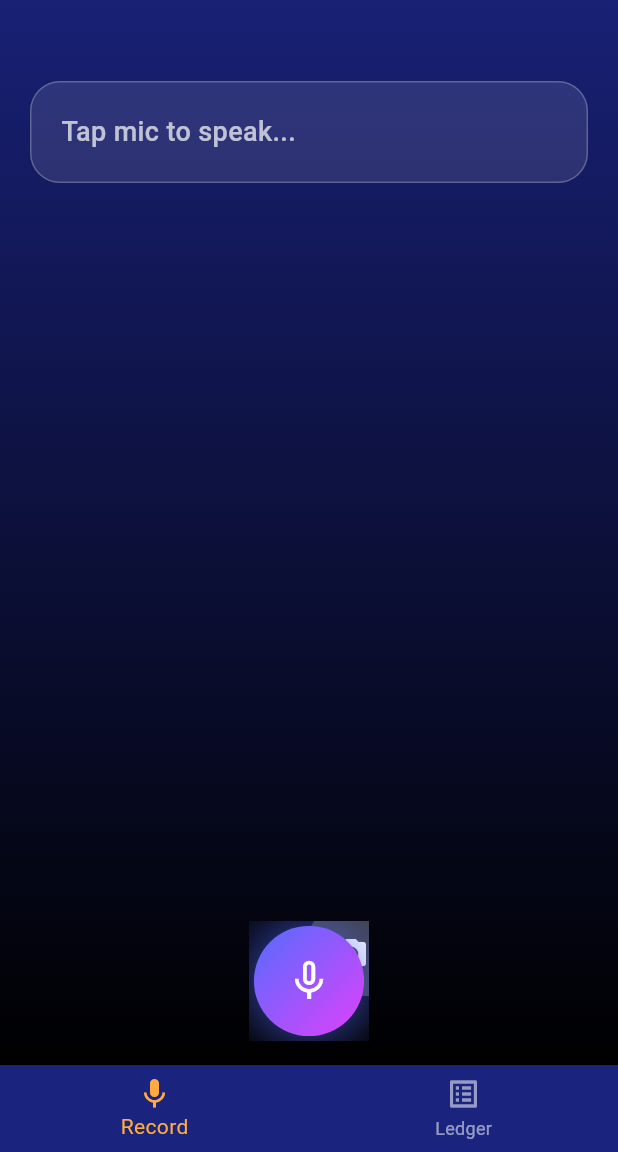
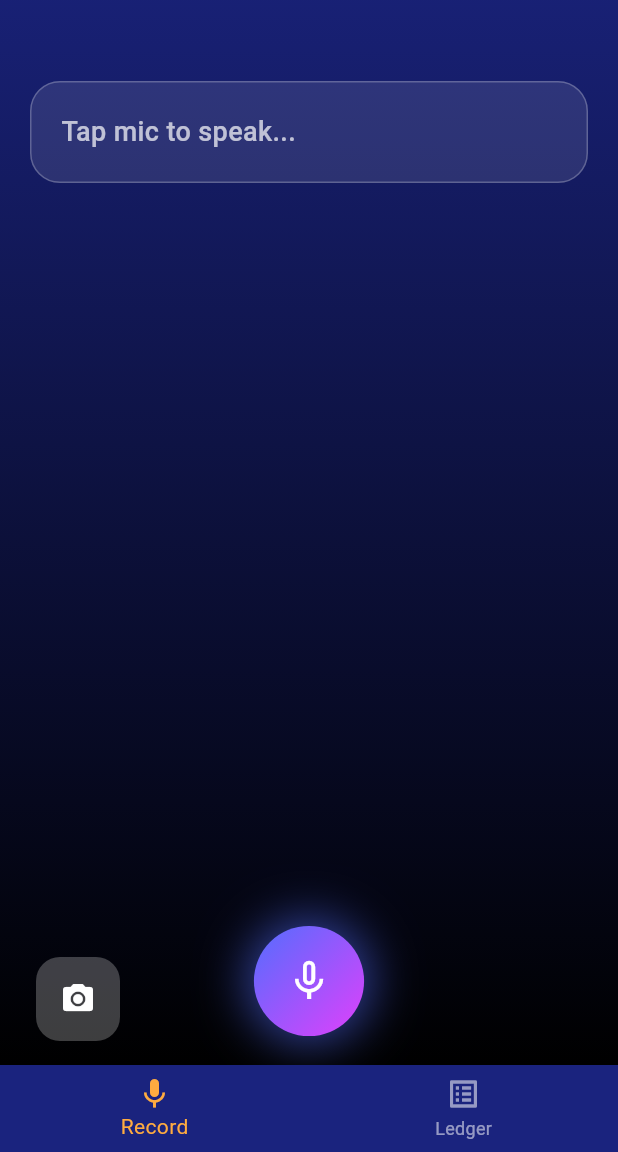
Before and after one commit to aashu2252/IndoreVyapar-AI, a Flutter app: the screen it shows after launch, on a phone screen of 412 x 824 dp, the part 84-1236 px from its top. Run offline on Flutter 3.47's test engine with Material 3 defaults, Android fonts, the phone set to English and light mode, and no system bars; our stand-ins replace cloud_firestore, firebase_core, flutter_tts, google_generative_ai, image_picker, speech_to_text; accounts and stored records are empty.

Commit message:
Camera button fix

```diff
--- a/lib/screens/home_screen.dart
+++ b/lib/screens/home_screen.dart
@@ -282,23 +282,23 @@ class _HomeScreenState extends State<HomeScreen> with SingleTickerProviderStateM
 
       // 🎤 THE HERO INTERFACE (Bottom)
       floatingActionButtonLocation: FloatingActionButtonLocation.centerFloat,
-      floatingActionButton: Stack(
-        alignment: Alignment.center,
+      floatingActionButton: Container(
+        padding: const EdgeInsets.symmetric(horizontal: 24),
+        width: double.infinity,
+        child: Row(
+          mainAxisAlignment: MainAxisAlignment.spaceBetween,
+          crossAxisAlignment: CrossAxisAlignment.end,
           children: [
-          // 📷 CAMERA BUTTON (Small, Left)
-          Positioned(
-            left: 40,
-            bottom: 30,
-            child: FloatingActionButton(
+            // 📷 CAMERA BUTTON (Left Side)
+            FloatingActionButton(
               heroTag: "cam_btn",
               backgroundColor: Colors.white24,
               elevation: 0,
               onPressed: _pickImage,
               child: const Icon(Icons.camera_alt, color: Colors.white),
             ),
-          ),
 
-          // 🎙️ BREATHING MIC CORE
+            // 🎙️ BREATHING MIC CORE (Center)
             GestureDetector(
               onLongPress: _startListening,
               onLongPressUp: _stopListening,
@@ -332,7 +332,11 @@ class _HomeScreenState extends State<HomeScreen> with SingleTickerProviderStateM
                 ),
               ),
             ),
+
+            // 👻 EMPTY DUMMY BOX (Right Side Balance)
+            const SizedBox(width: 56, height: 56), // Matches FAB size
           ],
+        ),
       ),
     );
   }
```
Lines whose indentation alone changed are shown as unchanged.
